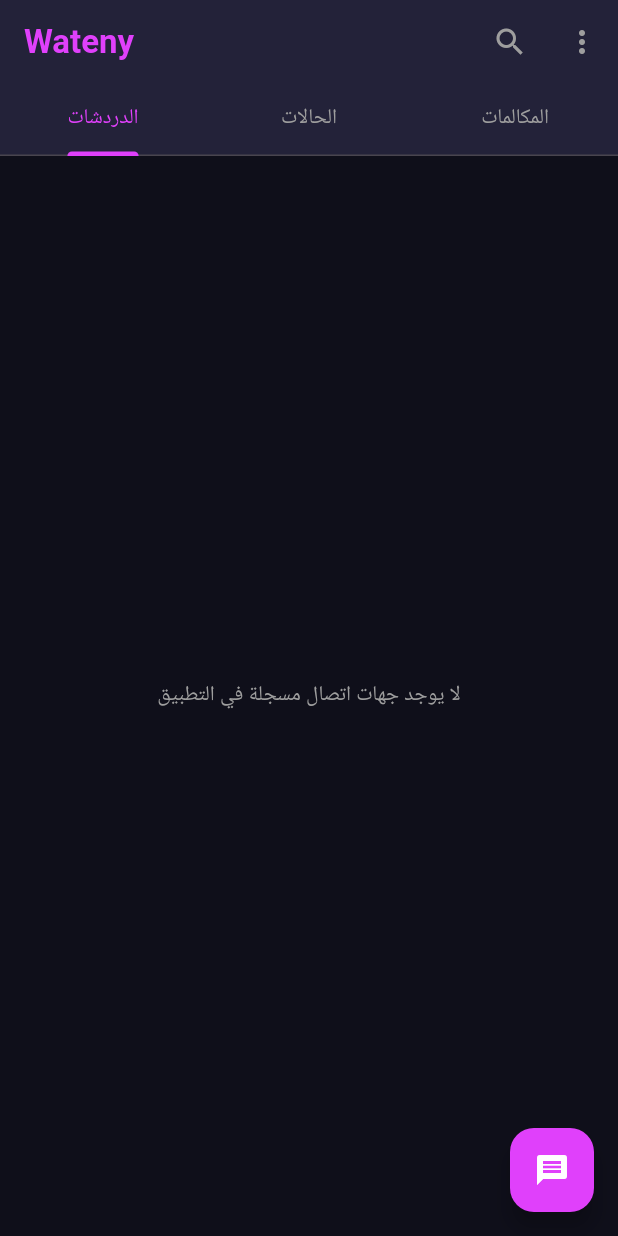
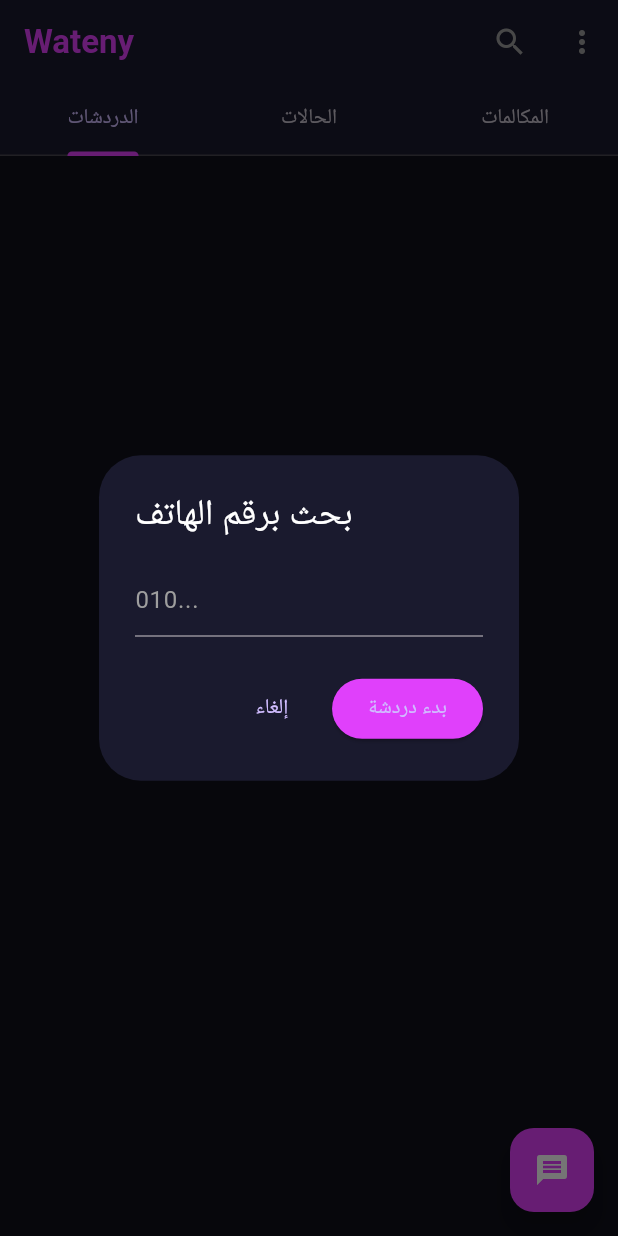
Before and after one commit to Mr3bdo190/sweet_factory, a Flutter app: the screen it shows once a user with an empty profile is signed in, after a tap on the "message" icon, on a phone screen of 412 x 824 dp. Run offline on Flutter 3.47's test engine with Material 3 defaults, Android fonts, the phone set to English and light mode, and no system bars; our stand-ins replace audioplayers, cloud_firestore, firebase_auth, firebase_core, flutter_contacts, image_picker; missing offline and left inert: cloudinary_public, record; accounts and stored records are empty.

Commit message:
Fixed Search navigation, real names in Stories, and cleaned up UI

```diff
--- a/lib/screens/chat_screen.dart
+++ b/lib/screens/chat_screen.dart
@@ -220,6 +220,7 @@
                 IconButton(icon: const Icon(Icons.image, color: Colors.purpleAccent, size: 28), onPressed: pickImage),
                 GestureDetector(
                   onLongPress: startRecording,
+ // Added delete logic below
                   onLongPressUp: stopRecordingAndSend,
                   child: CircleAvatar(
                     backgroundColor: _isRecording ? Colors.redAccent : Colors.purpleAccent,
--- a/lib/screens/main_screen.dart
+++ b/lib/screens/main_screen.dart
@@ -1,7 +1,9 @@
 import 'package:flutter/material.dart';
+import 'package:cloud_firestore/cloud_firestore.dart';
 import 'chat_list_screen.dart';
-import 'home_screen.dart'; // هنخليها للـ Stories (الحالات)
+import 'home_screen.dart';
 import 'profile_screen.dart';
+import 'chat_screen.dart';
 import '../services/presence_service.dart';
 
 class MainScreen extends StatefulWidget {
@@ -20,50 +22,6 @@
     PresenceService().init();
   }
 
-  @override
-  Widget build(BuildContext context) {
-    return Scaffold(
-      appBar: AppBar(
-        title: const Text('Wateny', style: TextStyle(color: Colors.purpleAccent, fontWeight: FontWeight.bold, fontSize: 22)),
-        backgroundColor: const Color(0xFF1A1A2E),
-        elevation: 1,
-        actions: [
-          IconButton(icon: const Icon(Icons.search, color: Colors.grey), onPressed: () => _showSearchDialog(context)),
-          IconButton(icon: const Icon(Icons.more_vert, color: Colors.grey), onPressed: () {
-             Navigator.push(context, MaterialPageRoute(builder: (context) => const ProfileScreen()));
-          }),
-        ],
-        bottom: TabBar(
-          controller: _tabController,
-          indicatorColor: Colors.purpleAccent,
-          labelColor: Colors.purpleAccent,
-          unselectedLabelColor: Colors.grey,
-          tabs: const [
-            Tab(text: 'الدردشات'),
-            Tab(text: 'الحالات'),
-            Tab(text: 'المكالمات'),
-          ],
-        ),
-      ),
-      body: TabBarView(
-        controller: _tabController,
-        children: const [
-          ChatListScreen(), // شاشة الشاتات
-          HomeScreen(),     // شاشة الحالات
-          Center(child: Text('سجل المكالمات فارغ', style: TextStyle(color: Colors.grey))),
-        ],
-      ),
-      floatingActionButton: FloatingActionButton(
-        backgroundColor: Colors.purpleAccent,
-        onPressed: () {
-          // زرار بدء شات جديد مع جهات الاتصال
-        },
-        child: const Icon(Icons.message, color: Colors.white),
-      ),
-    );
-  }
-}
-
   void _showSearchDialog(BuildContext context) {
     TextEditingController _searchController = TextEditingController();
     showDialog(
@@ -71,23 +29,63 @@
       builder: (context) => AlertDialog(
         backgroundColor: const Color(0xFF1A1A2E),
         title: const Text('بحث برقم الهاتف', style: TextStyle(color: Colors.white)),
-        content: TextField(controller: _searchController, keyboardType: TextInputType.phone, decoration: const InputDecoration(hintText: '010...', hintStyle: TextStyle(color: Colors.grey))),
+        content: TextField(
+          controller: _searchController,
+          keyboardType: TextInputType.phone,
+          style: const TextStyle(color: Colors.white),
+          decoration: const InputDecoration(hintText: '010...', hintStyle: TextStyle(color: Colors.grey)),
+        ),
         actions: [
           TextButton(onPressed: () => Navigator.pop(context), child: const Text('إلغاء')),
           ElevatedButton(
+            style: ElevatedButton.styleFrom(backgroundColor: Colors.purpleAccent),
             onPressed: () async {
-              var res = await FirebaseFirestore.instance.collection('users').where('phone', isEqualTo: _searchController.text.trim()).get();
+              String phone = _searchController.text.trim();
+              var res = await FirebaseFirestore.instance.collection('users').where('phone', isEqualTo: phone).get();
               if (res.docs.isNotEmpty) {
                 var userData = res.docs.first.data();
                 Navigator.pop(context);
-                // افتح الشات معاه فوراً
+                Navigator.push(context, MaterialPageRoute(builder: (context) => ChatScreen(receiverId: userData['uid'], receiverName: userData['name'])));
               } else {
-                ScaffoldMessenger.of(context).showSnackBar(const SnackBar(content: Text('المستخدم غير موجود')));
+                ScaffoldMessenger.of(context).showSnackBar(const SnackBar(content: Text('عفواً، الرقم غير مسجل في وطني')));
               }
             },
-            child: const Text('بحث'),
+            child: const Text('بدء دردشة'),
           )
         ],
       ),
     );
   }
+
+  @override
+  Widget build(BuildContext context) {
+    return Scaffold(
+      appBar: AppBar(
+        title: const Text('Wateny', style: TextStyle(color: Colors.purpleAccent, fontWeight: FontWeight.bold, fontSize: 22)),
+        backgroundColor: const Color(0xFF1A1A2E),
+        actions: [
+          IconButton(icon: const Icon(Icons.search, color: Colors.grey), onPressed: () => _showSearchDialog(context)),
+          IconButton(icon: const Icon(Icons.more_vert, color: Colors.grey), onPressed: () => Navigator.push(context, MaterialPageRoute(builder: (context) => const ProfileScreen()))),
+        ],
+        bottom: TabBar(
+          controller: _tabController,
+          indicatorColor: Colors.purpleAccent,
+          tabs: const [Tab(text: 'الدردشات'), Tab(text: 'الحالات'), Tab(text: 'المكالمات')],
+        ),
+      ),
+      body: TabBarView(
+        controller: _tabController,
+        children: [
+          const ChatListScreen(),
+          const HomeScreen(),
+          const Center(child: Column(mainAxisAlignment: MainAxisAlignment.center, children: [Icon(Icons.call_end, size: 50, color: Colors.grey), SizedBox(height: 10), Text('لا توجد مكالمات بعد', style: TextStyle(color: Colors.grey))])),
+        ],
+      ),
+      floatingActionButton: FloatingActionButton(
+        backgroundColor: Colors.purpleAccent,
+        onPressed: () => _showSearchDialog(context),
+        child: const Icon(Icons.message, color: Colors.white),
+      ),
+    );
+  }
+}
```
Also changed, not shown: lib/screens/home_screen.dart (+15 -22 lines).
